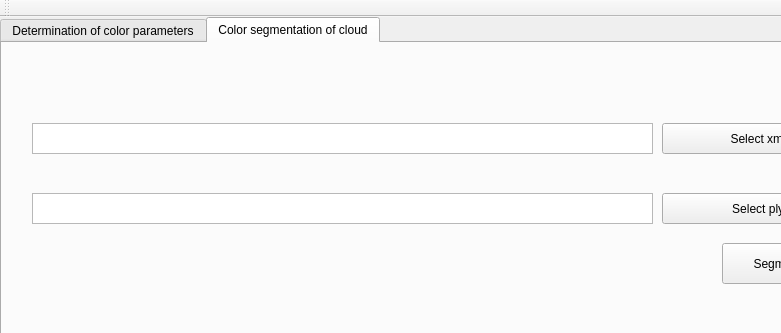
Before: the Qt Designer form mainwindow.ui in fcouderette/ProjetInformatique2016, drawn with Qt 5; both pictures show x 0 to 781 and y 0 to 333 of the 1398 by 818 pixel window.
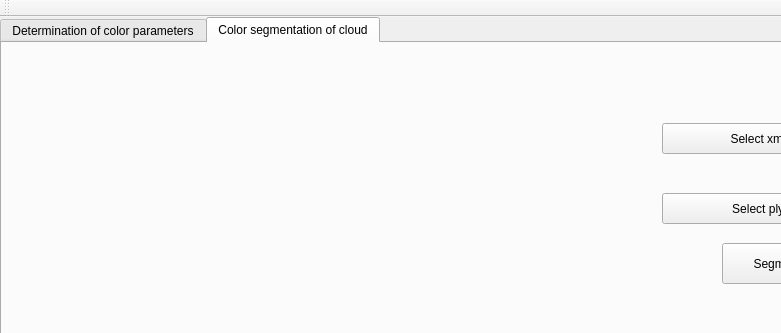
After: the same form once the commit is applied. The open tabs and pages were chosen to show the change.

Commit message: partie 2 : importations chemins

```diff
--- a/mainwindow.ui
+++ b/mainwindow.ui
@@ -471,7 +471,7 @@
        <string>Segment</string>
       </property>
      </widget>
-     <widget class="QTextEdit" name="textEdit">
+     <widget class="QLabel" name="xml_label">
       <property name="geometry">
        <rect>
         <x>30</x>
@@ -480,8 +480,14 @@
         <height>31</height>
        </rect>
       </property>
+      <property name="autoFillBackground">
+       <bool>false</bool>
+      </property>
+      <property name="text">
+       <string/>
+      </property>
      </widget>
-     <widget class="QTextEdit" name="textEdit_2">
+     <widget class="QLabel" name="ply_label">
       <property name="geometry">
        <rect>
         <x>30</x>
@@ -490,6 +496,12 @@
         <height>31</height>
        </rect>
       </property>
+      <property name="autoFillBackground">
+       <bool>false</bool>
+      </property>
+      <property name="text">
+       <string/>
+      </property>
      </widget>
     </widget>
    </widget>
```
Left out of the diff: 2 changed lines with no effect on the pictures. The commit also changes 2 other files.
